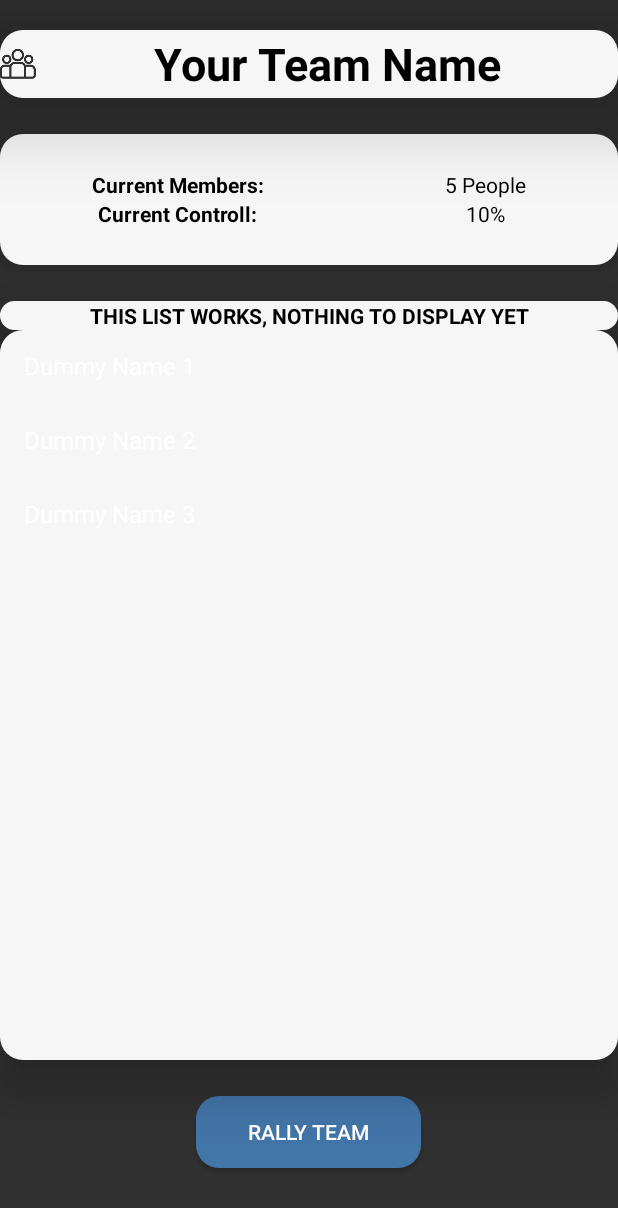
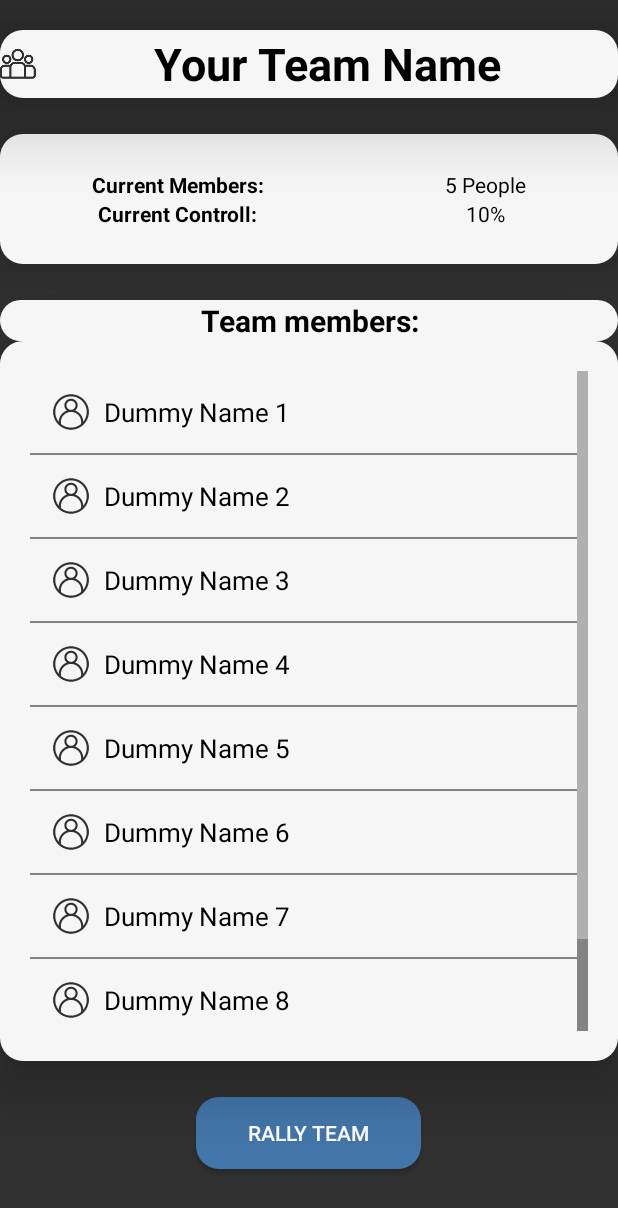
Before and after one commit to Pydes-boop/CampusWarsSocGame, an Android app: the fragment TeamFragment shown on its own in the app's theme, on a phone screen of 412 x 824 dp. Shown: the top 1208 px of the screen. Run offline under Robolectric (Android 15) with nearby library versions, the phone set to English and light mode, and no system bars.

Commit message:
Nice team member list + gps bug fix

```diff
--- a/CampusWarsFrontend/CampusWars_App/app/src/main/java/com/socgame/campuswars_app/Sensor/GpsListener.java
+++ b/CampusWarsFrontend/CampusWars_App/app/src/main/java/com/socgame/campuswars_app/Sensor/GpsListener.java
@@ -1,6 +1,7 @@
 package com.socgame.campuswars_app.Sensor;
 
 import android.Manifest;
+import android.annotation.SuppressLint;
 import android.app.Activity;
 import android.content.pm.PackageManager;
 import android.location.Location;
@@ -31,10 +32,14 @@ import java.util.List;
  */
 public class GpsListener implements LocationListener
 {
+    private LocationManager lm;
+    private Activity activity;
+
     //Singleton
     private static GpsListener instance;
 
     //DO NOT USE THE CONSTRUCTOR!!
+    @SuppressLint("MissingPermission")
     private GpsListener(Activity activity)
     {
         if (instance == null)
@@ -43,13 +48,13 @@ public class GpsListener implements LocationListener
 
             Log.d("GPS", "Initialized GPS Listener");
 
-            LocationManager lm = (LocationManager) activity.getSystemService(activity.LOCATION_SERVICE);
+            lm = (LocationManager) activity.getSystemService(activity.LOCATION_SERVICE);
+            this.activity = activity;
 
             //Permission checks
            if
            (
-               ActivityCompat.checkSelfPermission(activity, Manifest.permission.ACCESS_FINE_LOCATION) != PackageManager.PERMISSION_GRANTED
-                && ActivityCompat.checkSelfPermission(activity, Manifest.permission.ACCESS_COARSE_LOCATION) != PackageManager.PERMISSION_GRANTED
+                   permission()
            )
            {
                activity.requestPermissions
@@ -65,7 +70,7 @@ public class GpsListener implements LocationListener
             {
                 //startlocation
                 String provider = LocationManager.GPS_PROVIDER;
-                Location lastLoc = lm.getLastKnownLocation(provider);
+                @SuppressLint("MissingPermission") Location lastLoc = lm.getLastKnownLocation(provider);
 
                 //Force location update
                 lm.requestLocationUpdates(LocationManager.GPS_PROVIDER, 1000, 1, this);
@@ -197,6 +202,25 @@ public class GpsListener implements LocationListener
         Log.d("GPS", "Could not use provider " + provider);
     }
 
+    @SuppressLint("MissingPermission")
+    @Override
+    public void onProviderEnabled(@NonNull String provider)
+    {
+        try
+        {
+            if(permission())
+                lm.requestLocationUpdates(provider, 1000, 1, this);
+        }
+        catch (Exception e) {}
+    }
+
+    private boolean permission()
+    {
+        return     ActivityCompat.checkSelfPermission(activity, Manifest.permission.ACCESS_FINE_LOCATION) != PackageManager.PERMISSION_GRANTED
+                && ActivityCompat.checkSelfPermission(activity, Manifest.permission.ACCESS_COARSE_LOCATION) != PackageManager.PERMISSION_GRANTED;
+
+    }
+
     private static LatLng locToLatLng(Location loc)
     {
         return new LatLng(loc.getLatitude(), loc.getLongitude());
--- a/CampusWarsFrontend/CampusWars_App/app/src/main/java/com/socgame/campuswars_app/ui/MapsFragment.java
+++ b/CampusWarsFrontend/CampusWars_App/app/src/main/java/com/socgame/campuswars_app/ui/MapsFragment.java
@@ -69,6 +69,9 @@ public class MapsFragment extends Fragment implements GpsObserver
 
             //Zoom in
             googleMap.animateCamera( CameraUpdateFactory.zoomTo( 17.0f ) );
+
+            //TODO: get the actual lecture halls
+            //only possible when the calls exist
 
             /*
             //NICE TO HAVE
--- a/CampusWarsFrontend/CampusWars_App/app/src/main/java/com/socgame/campuswars_app/ui/TeamFragment.java
+++ b/CampusWarsFrontend/CampusWars_App/app/src/main/java/com/socgame/campuswars_app/ui/TeamFragment.java
@@ -42,16 +42,24 @@ public class TeamFragment extends Fragment
         ListView listView = view.findViewById(R.id.memberList);
 
         //TODO: get correct info from server
-        //TODO: create a custom drawable
+        //only possible when the calls exist
         String[] array =
         {
             "Dummy Name 1",
             "Dummy Name 2",
             "Dummy Name 3",
+            "Dummy Name 4",
+            "Dummy Name 5",
+            "Dummy Name 6",
+            "Dummy Name 7",
+            "Dummy Name 8",
+            "Dummy Name 9",
+            "Dummy Name 10",
         };
 
         //TODO: Create custom Array Adapter
-        ArrayAdapter<String> itemsAdapter = new ArrayAdapter<String>(getContext(), android.R.layout.simple_list_item_activated_1, array);
+        //ArrayAdapter<String> itemsAdapter = new ArrayAdapter<String>(getContext(), android.R.layout.simple_list_item_activated_1, array);
+        ArrayAdapter<String> itemsAdapter = new ArrayAdapter<String>(getContext(), R.layout.teammember, array);
         listView.setAdapter(itemsAdapter);
 
         return view;
--- a/CampusWarsFrontend/CampusWars_App/app/src/main/res/layout/fragment_team.xml
+++ b/CampusWarsFrontend/CampusWars_App/app/src/main/res/layout/fragment_team.xml
@@ -123,7 +123,8 @@
         <TextView
             android:layout_width="match_parent"
             android:layout_height="wrap_content"
-            android:text="THIS LIST WORKS, NOTHING TO DISPLAY YET"
+            android:text="Team members:"
+            android:textSize="20sp"
             android:textColor="@color/text"
             android:gravity="center"
             android:background="@drawable/button_rounded"
@@ -134,13 +135,25 @@
             android:id="@+id/memberList"
             android:layout_width="match_parent"
             android:layout_height="0dp"
+            android:padding="20sp"
+            android:layout_weight="4"
+
 
             android:background="@drawable/button_rounded"
             android:elevation="20sp"
 
             android:textColor="@color/text"
 
-            android:layout_weight="4"
+            android:divider="@color/darkAccent"
+            android:dividerHeight="1sp"
+
+
+            android:smoothScrollbar="true"
+            android:scrollbarAlwaysDrawVerticalTrack="true"
+            android:scrollbarStyle="insideInset"
+            android:scrollbars="vertical"
+            android:scrollbarTrackVertical="@color/darkAccent"
+            android:scrollbarSize="7sp"
             >
 
 
--- /dev/null
+++ b/CampusWarsFrontend/CampusWars_App/app/src/main/res/layout/teammember.xml
@@ -0,0 +1,41 @@
+<?xml version="1.0" encoding="utf-8"?>
+<TextView xmlns:android="http://schemas.android.com/apk/res/android"
+    android:id="@+id/membername"
+    android:layout_width="match_parent"
+    android:layout_height="0dp"
+
+    android:text="TEAMMEMBER"
+    android:textColor="@color/text"
+    android:autoSizeTextType="uniform"
+    android:autoSizeMaxTextSize="70sp"
+
+
+    android:drawableLeft="@drawable/ic_person_icon"
+    android:drawablePadding="10sp"
+
+    android:padding="15sp"
+    />
+<!--
+<LinearLayout xmlns:android="http://schemas.android.com/apk/res/android"
+    android:layout_width="match_parent"
+    android:layout_height="wrap_content"
+    android:orientation="horizontal"
+    >
+
+    <ImageView
+        android:layout_width="wrap_content"
+        android:layout_height="wrap_content"
+        android:src="@drawable/ic_person_icon"
+
+        android:layout_weight="0.5"
+    />
+
+    <Space
+        android:layout_width="0dp"
+        android:layout_height="1dp"
+
+        android:layout_weight="0.5" >
+    </Space>
+
+</LinearLayout>
+-->
```
Also changed, not shown: CampusWarsFrontend/CampusWars_App/app/src/main/res/drawable-hdpi/ic_person_icon.png (added), CampusWarsFrontend/CampusWars_App/app/src/main/res/drawable-mdpi/ic_person_icon.png (added), CampusWarsFrontend/CampusWars_App/app/src/main/res/drawable-xhdpi/ic_person_icon.png (added), CampusWarsFrontend/CampusWars_App/app/src/main/res/drawable-xxhdpi/ic_person_icon.png (added), CampusWarsFrontend/CampusWars_App/app/src/main/res/drawable-xxxhdpi/ic_person_icon.png (added), 1 other file.
